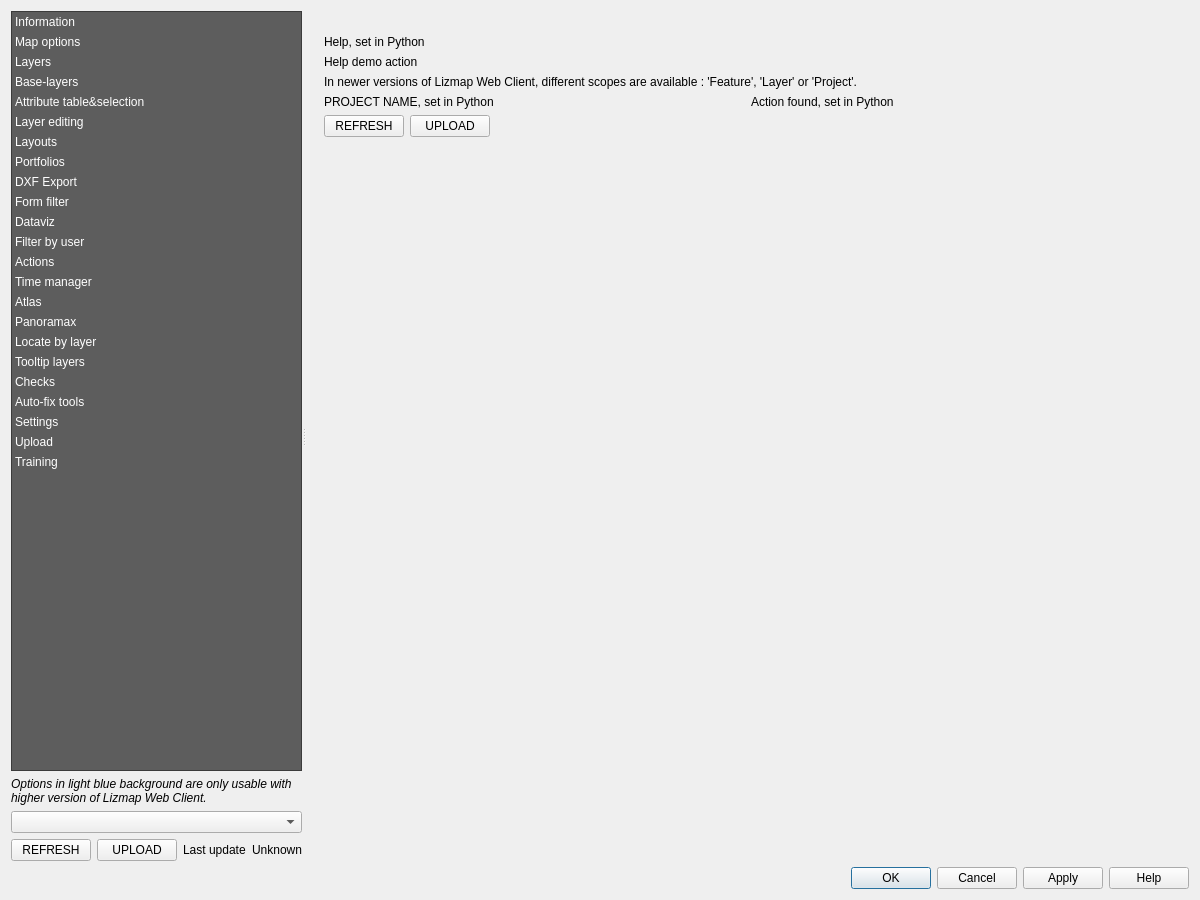
The window that lizmap/resources/ui/ui_lizmap.ui (3liz/lizmap-plugin) describes before a commit, drawn with Qt 5.
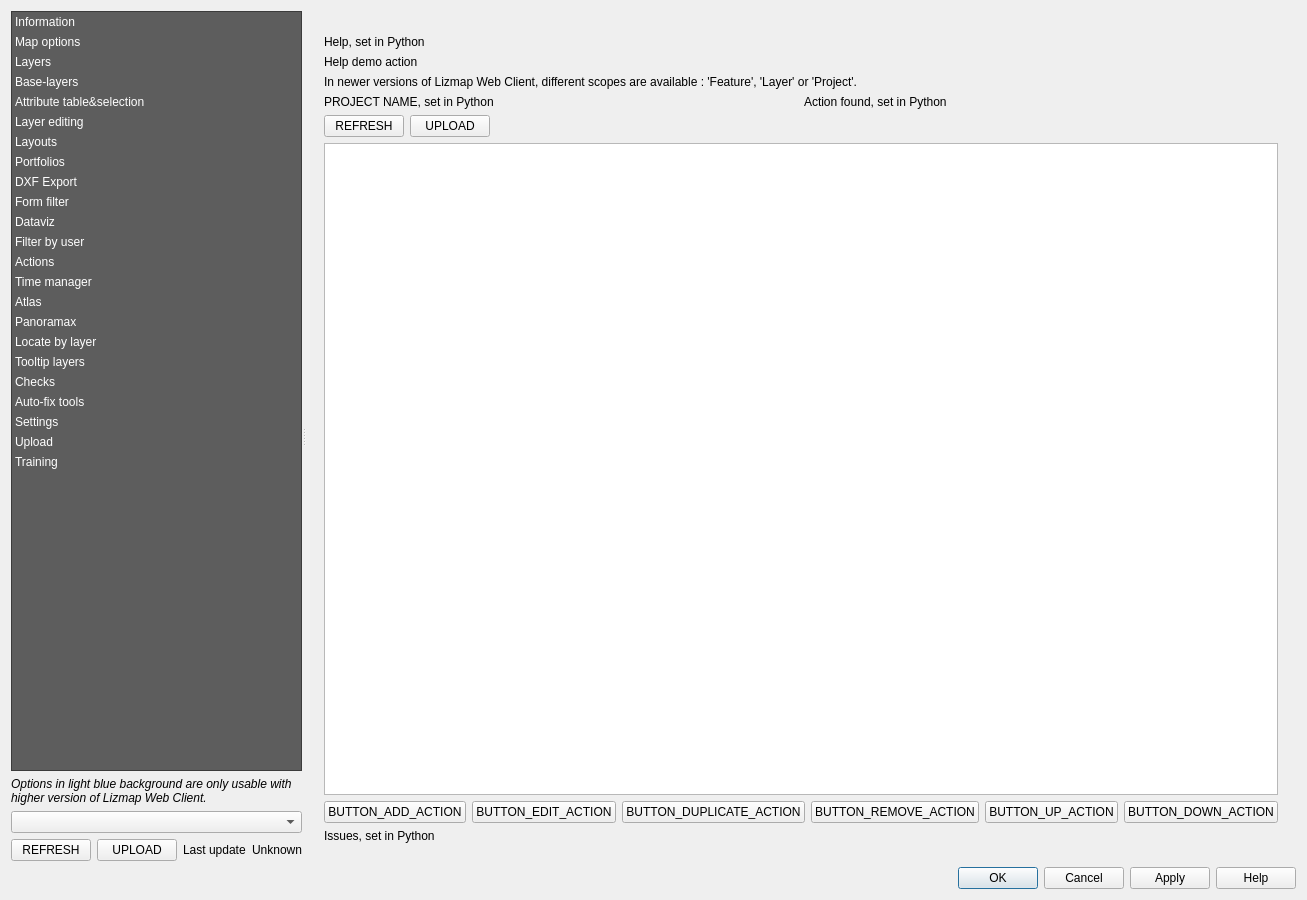
The same window after the commit. The open tabs and pages were chosen to show the change. Custom widgets are drawn as their Qt base class.

Commit message:
Actions - Add an editor of the actions in the Actions panel
The action file is written with the Lizmap configuration, only if the actions have changed.
The configuration is not saved if an action has an error.

Diff of the .ui file:
```diff
--- a/lizmap/resources/ui/ui_lizmap.ui
+++ b/lizmap/resources/ui/ui_lizmap.ui
@@ -4134,17 +4134,89 @@
             </layout>
            </item>
            <item>
-            <spacer name="verticalSpacer_2">
-             <property name="orientation">
-              <enum>Qt::Vertical</enum>
+            <widget class="QTableWidget" name="table_actions">
+             <property name="editTriggers">
+              <set>QAbstractItemView::NoEditTriggers</set>
              </property>
-             <property name="sizeHint" stdset="0">
-              <size>
-               <width>20</width>
-               <height>40</height>
-              </size>
+             <property name="selectionMode">
+              <enum>QAbstractItemView::SingleSelection</enum>
              </property>
-            </spacer>
+             <property name="selectionBehavior">
+              <enum>QAbstractItemView::SelectRows</enum>
+             </property>
+            </widget>
+           </item>
+           <item>
+            <layout class="QHBoxLayout" name="layout_action_buttons">
+             <item>
+              <widget class="QPushButton" name="button_add_action">
+               <property name="text">
+                <string notr="true">BUTTON_ADD_ACTION</string>
+               </property>
+              </widget>
+             </item>
+             <item>
+              <widget class="QPushButton" name="button_edit_action">
+               <property name="text">
+                <string notr="true">BUTTON_EDIT_ACTION</string>
+               </property>
+              </widget>
+             </item>
+             <item>
+              <widget class="QPushButton" name="button_duplicate_action">
+               <property name="text">
+                <string notr="true">BUTTON_DUPLICATE_ACTION</string>
+               </property>
+              </widget>
+             </item>
+             <item>
+              <widget class="QPushButton" name="button_remove_action">
+               <property name="text">
+                <string notr="true">BUTTON_REMOVE_ACTION</string>
+               </property>
+              </widget>
+             </item>
+             <item>
+              <widget class="QPushButton" name="button_up_action">
+               <property name="text">
+                <string notr="true">BUTTON_UP_ACTION</string>
+               </property>
+              </widget>
+             </item>
+             <item>
+              <widget class="QPushButton" name="button_down_action">
+               <property name="text">
+                <string notr="true">BUTTON_DOWN_ACTION</string>
+               </property>
+              </widget>
+             </item>
+             <item>
+              <spacer name="spacer_action_buttons">
+               <property name="orientation">
+                <enum>Qt::Horizontal</enum>
+               </property>
+               <property name="sizeHint" stdset="0">
+                <size>
+                 <width>40</width>
+                 <height>20</height>
+                </size>
+               </property>
+              </spacer>
+             </item>
+            </layout>
+           </item>
+           <item>
+            <widget class="QLabel" name="label_action_issues">
+             <property name="text">
+              <string notr="true">Issues, set in Python</string>
+             </property>
+             <property name="wordWrap">
+              <bool>true</bool>
+             </property>
+             <property name="textInteractionFlags">
+              <set>Qt::TextSelectableByMouse</set>
+             </property>
+            </widget>
            </item>
           </layout>
          </widget>
```
The commit also changes 8 other files.
